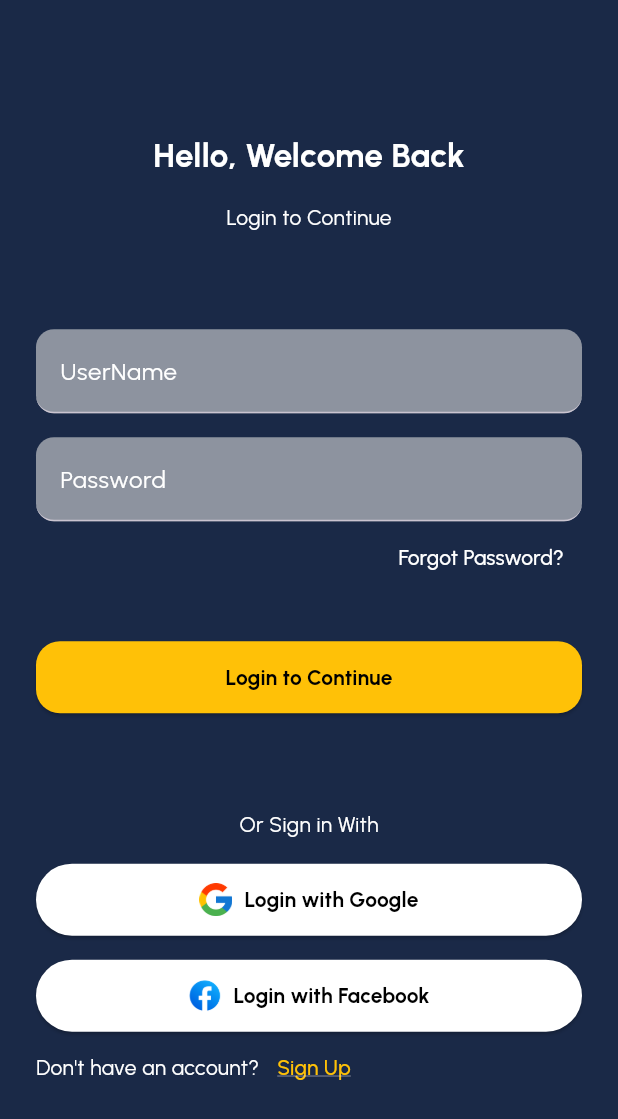
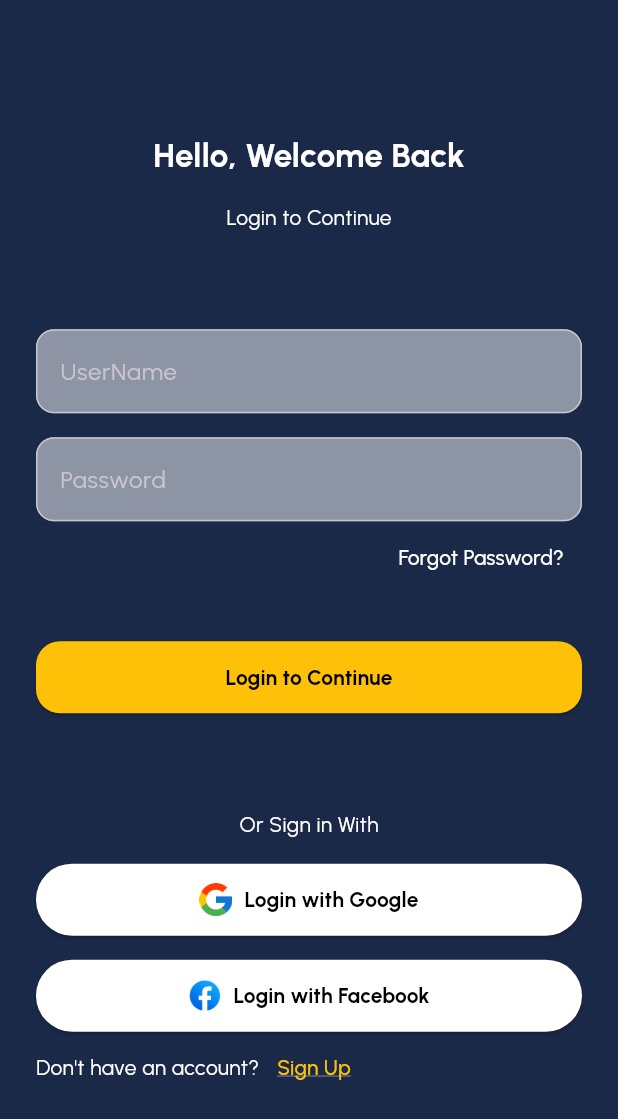
Before and after one commit to GitSentinel/Blog-App, a Flutter app: the screen it shows after launch, on a phone screen of 412 x 824 dp. Shown: the top 1119 px of the screen. Run offline on Flutter 3.47's test engine with Material 3 defaults, Android fonts, the light colour scheme and no system bars; our stand-ins replace flutter_map, flutter_svg, latlong2.

Commit message:
Minor UI updated!

```diff
--- a/lib/pages/login_page.dart
+++ b/lib/pages/login_page.dart
@@ -1,13 +1,21 @@
 // ignore_for_file: prefer_const_constructors
+
+import 'dart:convert';
 
 import 'package:create_app/components/app_text_field.dart';
 import 'package:create_app/config/app_icons.dart';
 import 'package:create_app/config/app_routes.dart';
 import 'package:create_app/config/app_strings.dart';
 import 'package:flutter/material.dart';
+import 'package:http/http.dart' as http;
+
+const baseUrl = 'http://localhost:8080';
 
 class LoginPage extends StatelessWidget {
-  const LoginPage({super.key});
+  final loginRoute = '$baseUrl/login';
+  final usernameController = TextEditingController();
+  final passwordController = TextEditingController();
+  LoginPage({super.key});
 
   @override
   Widget build(BuildContext context) {
@@ -38,11 +46,33 @@ class LoginPage extends StatelessWidget {
                   ),
                 ),
                 Spacer(),
-                AppTextField(hint: AppStrings.username),
+                TextField(
+                  controller: usernameController,
+                  decoration: InputDecoration(
+                      hintText: AppStrings.username,
+                      border: OutlineInputBorder(
+                        borderRadius: BorderRadius.all(
+                          Radius.circular(12),
+                        ),
+                      ),
+                      filled: true,
+                      fillColor: Colors.white.withOpacity(0.5)),
+                ),
                 SizedBox(
                   height: 16,
                 ),
-                AppTextField(hint: AppStrings.password),
+                TextField(
+                  controller: passwordController,
+                  decoration: InputDecoration(
+                      hintText: AppStrings.password,
+                      border: OutlineInputBorder(
+                        borderRadius: BorderRadius.all(
+                          Radius.circular(12),
+                        ),
+                      ),
+                      filled: true,
+                      fillColor: Colors.white.withOpacity(0.5)),
+                ),
                 Align(
                   alignment: Alignment.centerRight,
                   child: TextButton(
@@ -63,8 +93,9 @@ class LoginPage extends StatelessWidget {
                   width: double.infinity,
                   child: ElevatedButton(
                     onPressed: () {
-                      Navigator.of(context)
-                          .pushReplacementNamed(AppRoutes.main);
+                      doLogin();
+                      // Navigator.of(context)
+                      //     .pushReplacementNamed(AppRoutes.main);
                     },
                     style: ElevatedButton.styleFrom(
                       backgroundColor: Colors.amber,
@@ -194,4 +225,24 @@ class LoginPage extends StatelessWidget {
       ),
     );
   }
+
+  Future<String> doLogin() async {
+    final username = usernameController.text;
+    final password = passwordController.text;
+    final body = {
+      'username': username,
+      'password': password,
+    };
+    final response = await http.post(
+      Uri.parse(loginRoute),
+      body: jsonEncode(body),
+    );
+    if (response.statusCode == 200) {
+      print(response.body);
+      return response.body;
+    } else {
+      print('Login Failed');
+      throw Exception('Error');
+    }
+  }
 }
--- a/pubspec.yaml
+++ b/pubspec.yaml
@@ -31,6 +31,7 @@ dependencies:
   flutter:
     sdk: flutter
   flutter_svg: ^2.0.9
+  http: ^1.1.2
 
 
 
```
Also changed, not shown: pubspec.lock.
